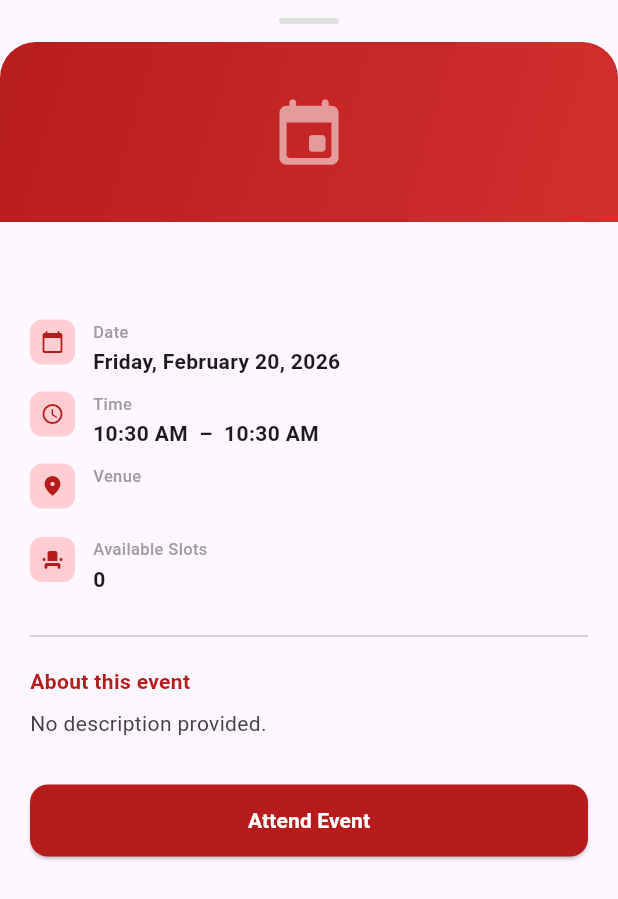
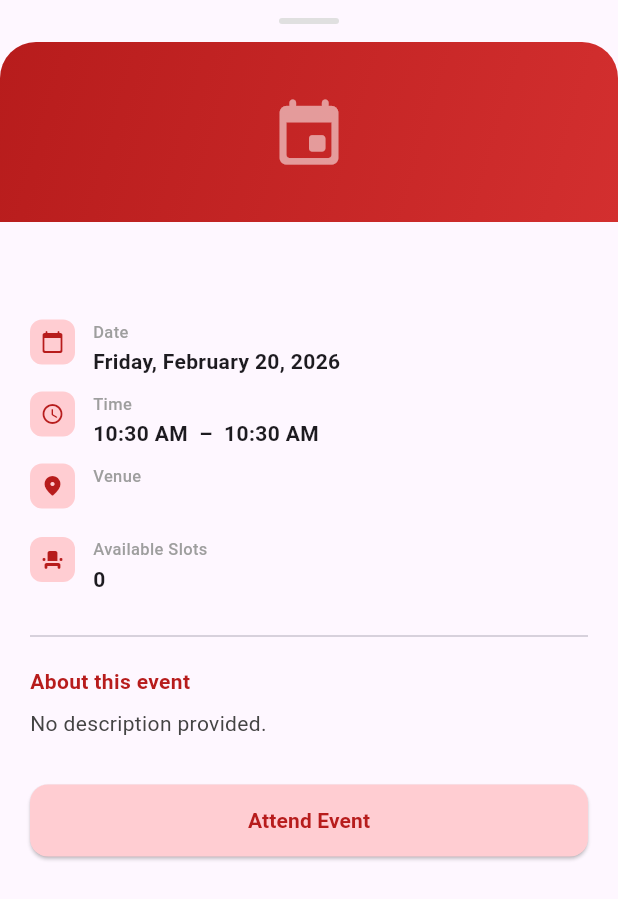
Before and after one commit to Queenyvn/smart_card, a Flutter app: the _EventDetailSheet widget shown alone on an empty page, opened directly with empty values, on a phone screen of 412 x 824 dp. Shown: the top 899 px of the screen. Run offline on Flutter 3.47's test engine with Material 3 defaults, Android fonts, the phone set to English and light mode, and no system bars; our stand-ins replace cloud_firestore, file_picker, firebase_auth, firebase_core, flutter_map, google_sign_in and 3 more; missing offline and left inert: mobile_scanner; accounts and stored records are empty.

Commit message:
MOD: calendar page

```diff
--- a/lib/pages/calendar_page.dart
+++ b/lib/pages/calendar_page.dart
@@ -626,7 +626,7 @@ class _EventDetailSheet extends StatelessWidget {
                         child: ElevatedButton(
                           onPressed: () => Navigator.pop(context),
                           style: ElevatedButton.styleFrom(
-                            backgroundColor: cbocPrimary,
+                            backgroundColor: cbocAccent,
                             minimumSize:
                                 const Size(double.infinity, 48),
                             shape: RoundedRectangleBorder(
@@ -635,7 +635,7 @@ class _EventDetailSheet extends StatelessWidget {
                           ),
                           child: const Text('Attend Event',
                               style: TextStyle(
-                                  color: Colors.white,
+                                  color: cbocPrimary,
                                   fontWeight: FontWeight.bold)),
                         ),
                       ),
```
